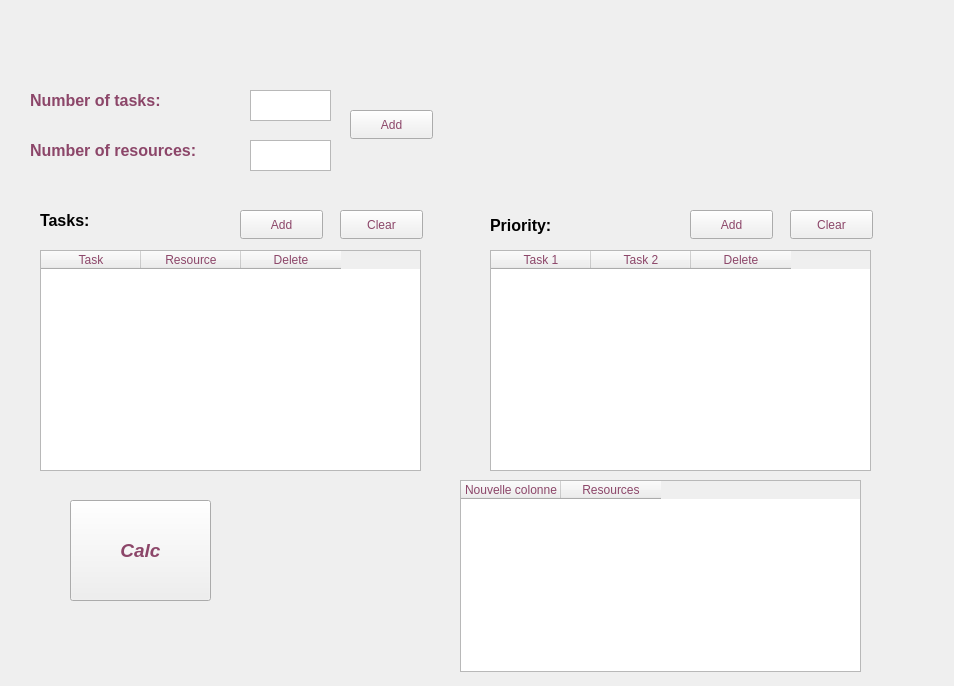
Above: Interfaces/window2.ui from MohamedRebai41/Operations_Research_Project before the change. Below: the same form after it.
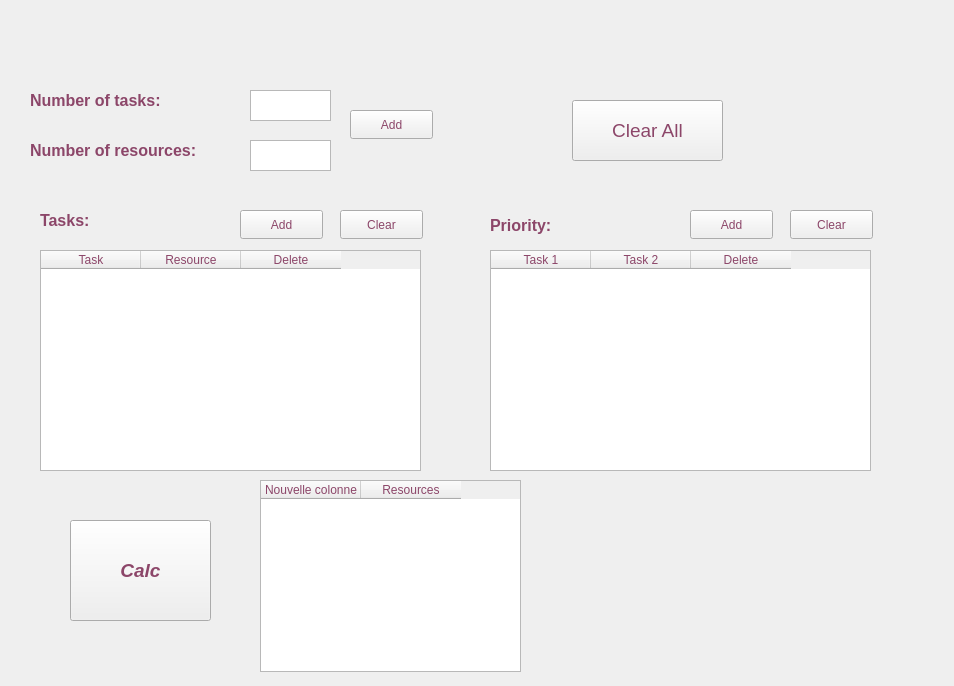
That is the form after the change.

Patch:
```diff
--- a/Interfaces/window2.ui
+++ b/Interfaces/window2.ui
@@ -236,9 +236,9 @@
       <colorrole role="WindowText">
        <brush brushstyle="SolidPattern">
         <color alpha="255">
-         <red>0</red>
-         <green>0</green>
-         <blue>0</blue>
+         <red>140</red>
+         <green>70</green>
+         <blue>105</blue>
         </color>
        </brush>
       </colorrole>
@@ -247,9 +247,9 @@
       <colorrole role="WindowText">
        <brush brushstyle="SolidPattern">
         <color alpha="255">
-         <red>0</red>
-         <green>0</green>
-         <blue>0</blue>
+         <red>140</red>
+         <green>70</green>
+         <blue>105</blue>
         </color>
        </brush>
       </colorrole>
@@ -334,9 +334,9 @@
       <colorrole role="WindowText">
        <brush brushstyle="SolidPattern">
         <color alpha="255">
-         <red>0</red>
-         <green>0</green>
-         <blue>0</blue>
+         <red>140</red>
+         <green>70</green>
+         <blue>105</blue>
         </color>
        </brush>
       </colorrole>
@@ -345,9 +345,9 @@
       <colorrole role="WindowText">
        <brush brushstyle="SolidPattern">
         <color alpha="255">
-         <red>0</red>
-         <green>0</green>
-         <blue>0</blue>
+         <red>140</red>
+         <green>70</green>
+         <blue>105</blue>
         </color>
        </brush>
       </colorrole>
@@ -394,7 +394,7 @@
    <property name="geometry">
     <rect>
      <x>70</x>
-     <y>500</y>
+     <y>520</y>
      <width>141</width>
      <height>101</height>
     </rect>
@@ -414,11 +414,16 @@
    <property name="geometry">
     <rect>
      <x>280</x>
-     <y>510</y>
+     <y>500</y>
      <width>221</width>
      <height>121</height>
     </rect>
    </property>
+   <property name="font">
+    <font>
+     <pointsize>12</pointsize>
+    </font>
+   </property>
    <property name="text">
     <string/>
    </property>
@@ -426,9 +431,9 @@
   <widget class="QTableWidget" name="resTable">
    <property name="geometry">
     <rect>
-     <x>460</x>
+     <x>260</x>
      <y>480</y>
-     <width>401</width>
+     <width>261</width>
      <height>192</height>
     </rect>
    </property>
@@ -443,6 +448,24 @@
     </property>
    </column>
   </widget>
+  <widget class="QPushButton" name="clearButton">
+   <property name="geometry">
+    <rect>
+     <x>572</x>
+     <y>100</y>
+     <width>151</width>
+     <height>61</height>
+    </rect>
+   </property>
+   <property name="font">
+    <font>
+     <pointsize>14</pointsize>
+    </font>
+   </property>
+   <property name="text">
+    <string>Clear All</string>
+   </property>
+  </widget>
  </widget>
  <resources/>
  <connections/>
```
